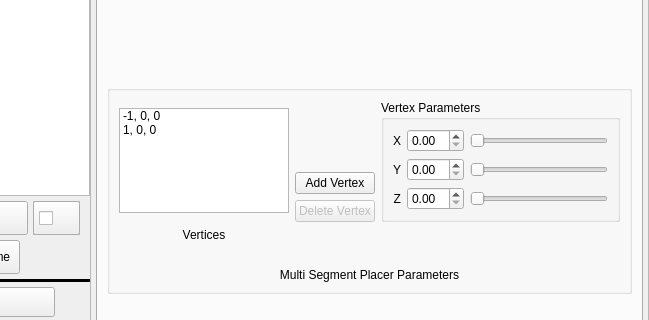
First picture: the form in delta3d/utilities/ParticleEditor/particleeditor.ui, repository delta3d/delta3d, before the edit; both pictures show x 759 to 1408 and y 214 to 534 of the 1408 by 640 pixel window.
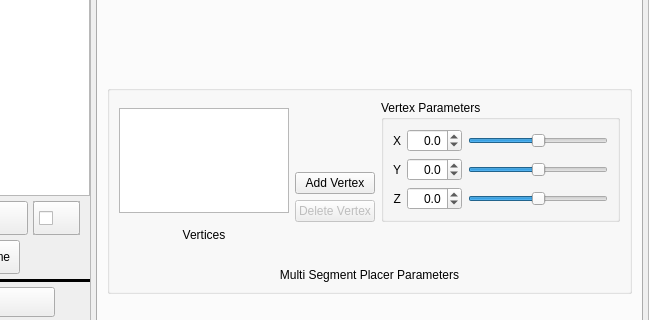
Second picture: the form after the edit. The open tabs and pages were chosen to show the change. Icons and pictures are not drawn.

Commit message: Implemented the Multi Segment Placer section of the Placer Tab.  The Placer Tab is now functional.

The edit to the form file:
```diff
--- a/delta3d/utilities/ParticleEditor/particleeditor.ui
+++ b/delta3d/utilities/ParticleEditor/particleeditor.ui
@@ -4134,16 +4134,6 @@
                     <property name="selectionRectVisible" >
                      <bool>false</bool>
                     </property>
-                    <item>
-                     <property name="text" >
-                      <string>-1, 0, 0</string>
-                     </property>
-                    </item>
-                    <item>
-                     <property name="text" >
-                      <string>1, 0, 0</string>
-                     </property>
-                    </item>
                    </widget>
                   </item>
                   <item row="3" column="0" >
@@ -4269,30 +4259,96 @@
                           </widget>
                          </item>
                          <item row="0" column="1" >
-                          <widget class="QDoubleSpinBox" name="MultiSegmentPlacerVertexParametersXSpinBox" />
+                          <widget class="QDoubleSpinBox" name="MultiSegmentPlacerXSpinBox" >
+                           <property name="alignment" >
+                            <set>Qt::AlignRight|Qt::AlignTrailing|Qt::AlignVCenter</set>
+                           </property>
+                           <property name="decimals" >
+                            <number>1</number>
+                           </property>
+                           <property name="minimum" >
+                            <double>-10.000000000000000</double>
+                           </property>
+                           <property name="maximum" >
+                            <double>10.000000000000000</double>
+                           </property>
+                           <property name="singleStep" >
+                            <double>0.100000000000000</double>
+                           </property>
+                          </widget>
                          </item>
                          <item row="1" column="1" >
-                          <widget class="QDoubleSpinBox" name="MultiSegmentPlacerVertexParametersYSpinBox" />
+                          <widget class="QDoubleSpinBox" name="MultiSegmentPlacerYSpinBox" >
+                           <property name="alignment" >
+                            <set>Qt::AlignRight|Qt::AlignTrailing|Qt::AlignVCenter</set>
+                           </property>
+                           <property name="decimals" >
+                            <number>1</number>
+                           </property>
+                           <property name="minimum" >
+                            <double>-10.000000000000000</double>
+                           </property>
+                           <property name="maximum" >
+                            <double>10.000000000000000</double>
+                           </property>
+                           <property name="singleStep" >
+                            <double>0.100000000000000</double>
+                           </property>
+                          </widget>
                          </item>
                          <item row="2" column="1" >
-                          <widget class="QDoubleSpinBox" name="MultiSegmentPlacerVertexParametersZSpinBox" />
+                          <widget class="QDoubleSpinBox" name="MultiSegmentPlacerZSpinBox" >
+                           <property name="alignment" >
+                            <set>Qt::AlignRight|Qt::AlignTrailing|Qt::AlignVCenter</set>
+                           </property>
+                           <property name="decimals" >
+                            <number>1</number>
+                           </property>
+                           <property name="minimum" >
+                            <double>-10.000000000000000</double>
+                           </property>
+                           <property name="maximum" >
+                            <double>10.000000000000000</double>
+                           </property>
+                           <property name="singleStep" >
+                            <double>0.100000000000000</double>
+                           </property>
+                          </widget>
                          </item>
                          <item row="0" column="2" >
-                          <widget class="QSlider" name="MultiSegmentPlacerVertexParametersXSlider" >
+                          <widget class="QSlider" name="MultiSegmentPlacerXSlider" >
+                           <property name="minimum" >
+                            <number>-100</number>
+                           </property>
+                           <property name="maximum" >
+                            <number>100</number>
+                           </property>
                            <property name="orientation" >
                             <enum>Qt::Horizontal</enum>
                            </property>
                           </widget>
                          </item>
                          <item row="1" column="2" >
-                          <widget class="QSlider" name="MultiSegmentPlacerVertexParametersYSlider" >
+                          <widget class="QSlider" name="MultiSegmentPlacerYSlider" >
+                           <property name="minimum" >
+                            <number>-100</number>
+                           </property>
+                           <property name="maximum" >
+                            <number>100</number>
+                           </property>
                            <property name="orientation" >
                             <enum>Qt::Horizontal</enum>
                            </property>
                           </widget>
                          </item>
                          <item row="2" column="2" >
-                          <widget class="QSlider" name="MultiSegmentPlacerVertexParametersZSlider" >
+                          <widget class="QSlider" name="MultiSegmentPlacerZSlider" >
+                           <property name="minimum" >
+                            <number>-100</number>
+                           </property>
+                           <property name="maximum" >
+                            <number>100</number>
+                           </property>
                            <property name="orientation" >
                             <enum>Qt::Horizontal</enum>
                            </property>
```
Left out of the diff: 4 changed lines with no effect on the pictures. The commit also changes 6 other files.
